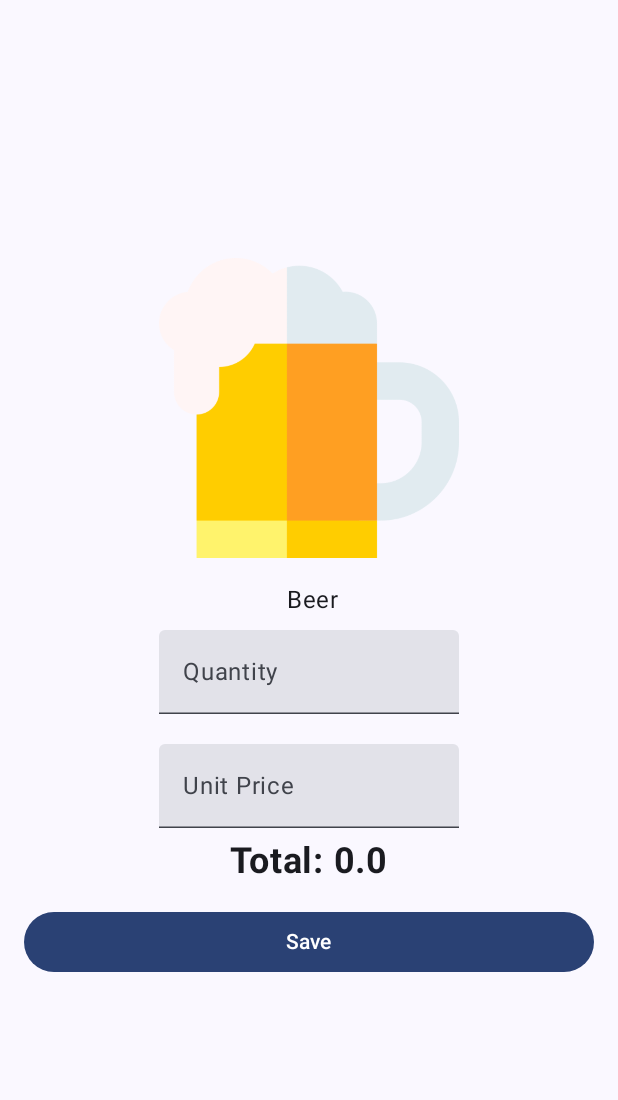
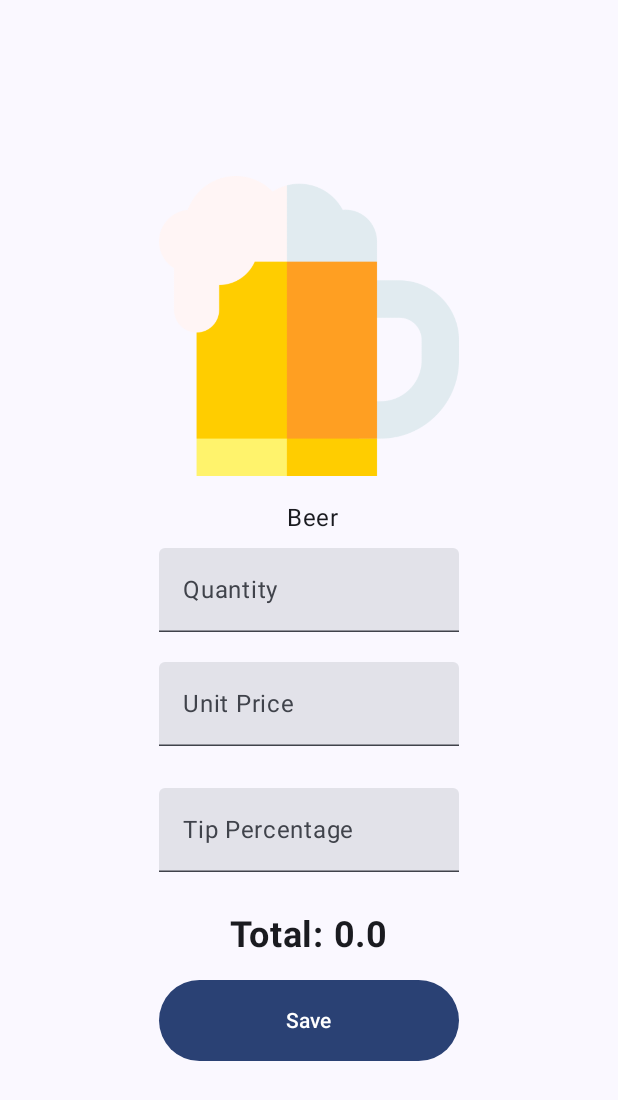
Before and after one commit to hugomdinis/TrabalhoFinalPA, an Android app built with Jetpack Compose: the screen it shows after launch (MainActivity), after a tap on "Beer", on a phone screen of 412 x 824 dp. Shown: the top 1100 px of the screen. Run offline under Robolectric (Android 15) with nearby library versions, the phone set to English and light mode, and no system bars.

Commit message:
Adcionar um campo para a tip e alterar o text  do nightlayout para dentro da lazyColumn

```diff
--- a/app/src/main/java/com/example/trabalhofinalpa/MainActivity.kt
+++ b/app/src/main/java/com/example/trabalhofinalpa/MainActivity.kt
@@ -10,7 +10,6 @@ import androidx.compose.foundation.layout.Arrangement
 import androidx.compose.foundation.layout.Column
 import androidx.compose.foundation.layout.Spacer
 import androidx.compose.foundation.layout.fillMaxSize
-import androidx.compose.foundation.layout.fillMaxWidth
 import androidx.compose.foundation.layout.height
 import androidx.compose.foundation.layout.padding
 import androidx.compose.foundation.layout.size
@@ -83,13 +82,6 @@ class MainActivity : ComponentActivity() {
 
     @Composable
     fun NightOutLayout(navController: NavHostController, viewModel: DrinkViewModel) {
-
-        Text(
-            text = "Total Amount: ${viewModel.totalAmount}",
-            fontSize = 18.sp,
-            fontWeight = FontWeight.Bold,
-            modifier = Modifier.padding(top = 16.dp)
-        )
         Spacer(modifier = Modifier.width(8.dp))
         LazyColumn(
             modifier = Modifier
@@ -98,6 +90,14 @@ class MainActivity : ComponentActivity() {
             horizontalAlignment = Alignment.CenterHorizontally,
             verticalArrangement = Arrangement.spacedBy(16.dp)
         ) {
+            item{
+                Text(
+                    text = "Total Amount: ${viewModel.totalAmount}",
+                    fontSize = 30.sp,
+                    fontWeight = FontWeight.Bold,
+                    modifier = Modifier.padding(30.dp)
+                )
+            }
             items(drinks) { drink ->
                 DrinkButton(drink, navController)
             }
@@ -135,12 +135,14 @@ class MainActivity : ComponentActivity() {
     fun DrinkScreen(drinkName: String, imageRes: Int, viewModel: DrinkViewModel, navController: NavHostController) {
         var quantity by remember { mutableStateOf("") }
         var unitPrice by remember { mutableStateOf("") }
+        var tipPercentage by remember { mutableStateOf("") }
         var totalCost by remember { mutableDoubleStateOf(0.0) }
 
-        fun calculateTotal(quantidade:String, price: String): Double {
+        fun calculateTotal(quantidade:String, price: String, tip:String): Double {
             val quant = quantidade.toDoubleOrNull() ?: 0.0
             val pric = price.toDoubleOrNull() ?: 0.0
-            return quant * pric
+            val tipPercent = tip.toDoubleOrNull() ?: 0.0
+            return quant * pric * (1 + tipPercent / 100)
         }
 
         Column(
@@ -162,7 +164,7 @@ class MainActivity : ComponentActivity() {
                 value = quantity,
                 onValueChange = {
                     quantity = it
-                    totalCost = calculateTotal(quantity, unitPrice)
+                    totalCost = calculateTotal(quantity, unitPrice, tipPercentage)
                 },
                 label = { Text(text = "Quantity") },
                 keyboardOptions = KeyboardOptions(
@@ -176,13 +178,30 @@ class MainActivity : ComponentActivity() {
                 value = unitPrice,
                 onValueChange = {
                     unitPrice = it
-                    totalCost = calculateTotal(quantity, unitPrice)
+                    totalCost = calculateTotal(quantity, unitPrice, tipPercentage)
                 },
                 label = { Text(text = "Unit Price") },
                 keyboardOptions = KeyboardOptions(
                     keyboardType = KeyboardType.Number,
+                    imeAction = ImeAction.Next),
+                modifier = Modifier
+                    .width(200.dp)
+                    .padding(bottom = 20.dp)
+            )
+            Spacer(modifier = Modifier.height(8.dp))
+            TextField(
+                value = tipPercentage,
+                onValueChange = {
+                    tipPercentage = it
+                    totalCost = calculateTotal(quantity, unitPrice, tipPercentage)
+                },
+                label = { Text(text = "Tip Percentage")},
+                keyboardOptions = KeyboardOptions(
+                    keyboardType = KeyboardType.Number,
                     imeAction = ImeAction.Done),
-                modifier = Modifier.width(200.dp)
+                modifier = Modifier
+                    .width(200.dp)
+                    .padding(bottom = 20.dp)
             )
             Spacer(modifier = Modifier.height(8.dp))
             Text(
@@ -192,12 +211,13 @@ class MainActivity : ComponentActivity() {
             )
             Button(
                 onClick = {
-                    val cost = calculateTotal(quantity, unitPrice)
+                    val cost = calculateTotal(quantity, unitPrice, tipPercentage)
                     viewModel.addToTotal(cost)
                     navController.navigate("home")
                 },
                 modifier = Modifier
-                    .fillMaxWidth()
+                    .width(200.dp)
+                    .height(70.dp)
                     .padding(top = 16.dp)
             ) {
                 Text(text = "Save")
```
